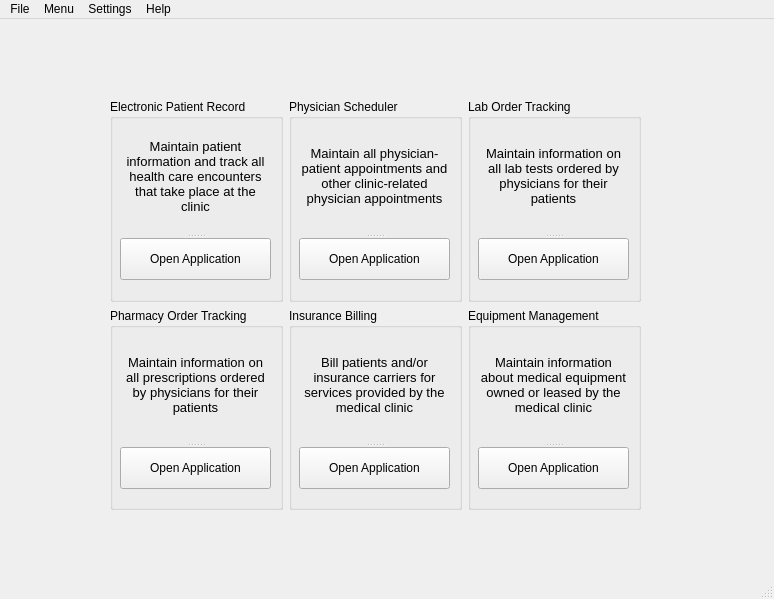
CS532-Marlboro-Health-Tracker/Cigya, file cigya/ui/main.ui: the form before one commit.
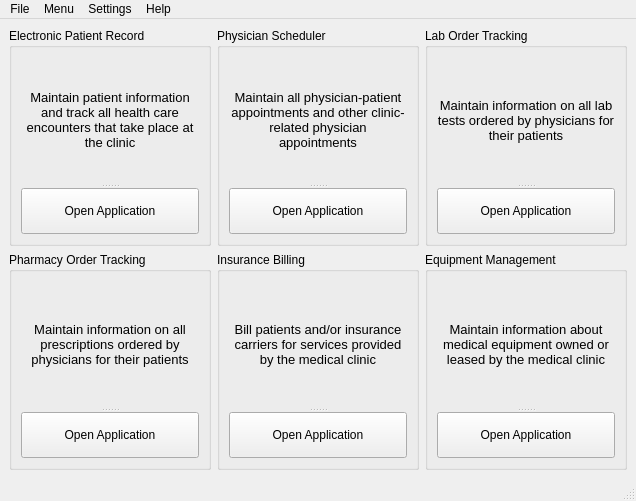
The form after the commit.

Patch:
```diff
--- a/cigya/ui/main.ui
+++ b/cigya/ui/main.ui
@@ -6,8 +6,8 @@
    <rect>
     <x>0</x>
     <y>0</y>
-    <width>774</width>
-    <height>599</height>
+    <width>636</width>
+    <height>501</height>
    </rect>
   </property>
   <property name="windowTitle">
@@ -20,223 +20,217 @@
    <property name="autoFillBackground">
     <bool>false</bool>
    </property>
-   <widget class="QWidget" name="layoutWidget">
-    <property name="geometry">
-     <rect>
-      <x>110</x>
-      <y>80</y>
-      <width>531</width>
-      <height>411</height>
-     </rect>
-    </property>
-    <layout class="QGridLayout" name="gridLayout">
-     <item row="0" column="0">
-      <widget class="QGroupBox" name="groupBox">
-       <property name="title">
-        <string>Electronic Patient Record</string>
-       </property>
-       <widget class="QSplitter" name="splitter">
-        <property name="geometry">
-         <rect>
-          <x>10</x>
-          <y>20</y>
-          <width>151</width>
-          <height>161</height>
-         </rect>
+   <layout class="QGridLayout" name="gridLayout_2">
+    <item row="0" column="0">
+     <layout class="QGridLayout" name="gridLayout" columnstretch="0,0,0,0,0" rowminimumheight="200,200" columnminimumwidth="0,175,0,175,175">
+      <item row="1" column="1">
+       <widget class="QGroupBox" name="groupBox_6">
+        <property name="title">
+         <string>Pharmacy Order Tracking</string>
         </property>
-        <property name="orientation">
-         <enum>Qt::Vertical</enum>
-        </property>
-        <widget class="QLabel" name="label">
-         <property name="text">
-          <string>&lt;html&gt;&lt;head/&gt;&lt;body&gt;&lt;p align=&quot;center&quot;&gt;&lt;span style=&quot; font-family:'Times New Roman'; font-size:10pt; color:#000000; background-color:transparent;&quot;&gt;Maintain patient information and track all health care encounters that take place at the clinic&lt;/span&gt;&lt;/p&gt;&lt;/body&gt;&lt;/html&gt;</string>
-         </property>
-         <property name="wordWrap">
-          <bool>true</bool>
-         </property>
-        </widget>
-        <widget class="QPushButton" name="pushButton">
-         <property name="text">
-          <string>Open Application</string>
-         </property>
-        </widget>
+        <layout class="QVBoxLayout" name="verticalLayout_2">
+         <item>
+          <widget class="QSplitter" name="splitter_7">
+           <property name="orientation">
+            <enum>Qt::Vertical</enum>
+           </property>
+           <widget class="QLabel" name="label_7">
+            <property name="text">
+             <string>&lt;html&gt;&lt;head/&gt;&lt;body&gt;&lt;p align=&quot;center&quot;&gt;&lt;span style=&quot; font-family:'Times New Roman'; font-size:10pt; color:#000000; background-color:transparent;&quot;&gt;Maintain information on all prescriptions ordered by physicians for their patients&lt;/span&gt;&lt;/p&gt;&lt;/body&gt;&lt;/html&gt;</string>
+            </property>
+            <property name="wordWrap">
+             <bool>true</bool>
+            </property>
+           </widget>
+           <widget class="QPushButton" name="pushButton_7">
+            <property name="text">
+             <string>Open Application</string>
+            </property>
+           </widget>
+          </widget>
+         </item>
+        </layout>
        </widget>
-      </widget>
-     </item>
-     <item row="0" column="1">
-      <widget class="QGroupBox" name="groupBox_2">
-       <property name="title">
-        <string>Physician Scheduler</string>
-       </property>
-       <widget class="QSplitter" name="splitter_2">
-        <property name="geometry">
-         <rect>
-          <x>10</x>
-          <y>20</y>
-          <width>151</width>
-          <height>161</height>
-         </rect>
+      </item>
+      <item row="1" column="4">
+       <widget class="QGroupBox" name="groupBox_4">
+        <property name="title">
+         <string>Equipment Management</string>
         </property>
-        <property name="orientation">
-         <enum>Qt::Vertical</enum>
-        </property>
-        <widget class="QLabel" name="label_2">
-         <property name="text">
-          <string>&lt;html&gt;&lt;head/&gt;&lt;body&gt;&lt;p align=&quot;center&quot;&gt;&lt;span style=&quot; font-family:'Times New Roman'; font-size:10pt; color:#000000; background-color:transparent;&quot;&gt;Maintain all physician-patient appointments and other clinic-related physician appointments&lt;/span&gt;&lt;/p&gt;&lt;/body&gt;&lt;/html&gt;</string>
-         </property>
-         <property name="wordWrap">
-          <bool>true</bool>
-         </property>
-        </widget>
-        <widget class="QPushButton" name="pushButton_2">
-         <property name="text">
-          <string>Open Application</string>
-         </property>
-        </widget>
+        <layout class="QVBoxLayout" name="verticalLayout_5">
+         <item>
+          <widget class="QSplitter" name="splitter_4">
+           <property name="orientation">
+            <enum>Qt::Vertical</enum>
+           </property>
+           <widget class="QLabel" name="label_4">
+            <property name="text">
+             <string>&lt;html&gt;&lt;head/&gt;&lt;body&gt;&lt;p align=&quot;center&quot;&gt;&lt;span style=&quot; font-family:'Times New Roman'; font-size:10pt; color:#000000; background-color:transparent;&quot;&gt;Maintain information about medical equipment owned or leased by the medical clinic&lt;/span&gt;&lt;/p&gt;&lt;/body&gt;&lt;/html&gt;</string>
+            </property>
+            <property name="wordWrap">
+             <bool>true</bool>
+            </property>
+           </widget>
+           <widget class="QPushButton" name="pushButton_4">
+            <property name="text">
+             <string>Open Application</string>
+            </property>
+           </widget>
+          </widget>
+         </item>
+        </layout>
        </widget>
-      </widget>
-     </item>
-     <item row="0" column="2">
-      <widget class="QGroupBox" name="groupBox_3">
-       <property name="title">
-        <string>Lab Order Tracking</string>
-       </property>
-       <widget class="QSplitter" name="splitter_3">
-        <property name="geometry">
-         <rect>
-          <x>10</x>
-          <y>20</y>
-          <width>151</width>
-          <height>161</height>
-         </rect>
+      </item>
+      <item row="0" column="4">
+       <widget class="QGroupBox" name="groupBox_3">
+        <property name="title">
+         <string>Lab Order Tracking</string>
         </property>
-        <property name="orientation">
-         <enum>Qt::Vertical</enum>
-        </property>
-        <widget class="QLabel" name="label_3">
-         <property name="text">
-          <string>&lt;html&gt;&lt;head/&gt;&lt;body&gt;&lt;p align=&quot;center&quot;&gt;&lt;span style=&quot; font-family:'Times New Roman'; font-size:10pt; color:#000000; background-color:transparent;&quot;&gt;Maintain information on all lab tests ordered by physicians for their patients&lt;/span&gt;&lt;/p&gt;&lt;/body&gt;&lt;/html&gt;</string>
-         </property>
-         <property name="wordWrap">
-          <bool>true</bool>
-         </property>
-        </widget>
-        <widget class="QPushButton" name="pushButton_3">
-         <property name="text">
-          <string>Open Application</string>
-         </property>
-        </widget>
+        <layout class="QVBoxLayout" name="verticalLayout_4">
+         <item>
+          <widget class="QSplitter" name="splitter_3">
+           <property name="orientation">
+            <enum>Qt::Vertical</enum>
+           </property>
+           <widget class="QLabel" name="label_3">
+            <property name="text">
+             <string>&lt;html&gt;&lt;head/&gt;&lt;body&gt;&lt;p align=&quot;center&quot;&gt;&lt;span style=&quot; font-family:'Times New Roman'; font-size:10pt; color:#000000; background-color:transparent;&quot;&gt;Maintain information on all lab tests ordered by physicians for their patients&lt;/span&gt;&lt;/p&gt;&lt;/body&gt;&lt;/html&gt;</string>
+            </property>
+            <property name="wordWrap">
+             <bool>true</bool>
+            </property>
+           </widget>
+           <widget class="QPushButton" name="pushButton_3">
+            <property name="text">
+             <string>Open Application</string>
+            </property>
+           </widget>
+          </widget>
+         </item>
+        </layout>
        </widget>
-      </widget>
-     </item>
-     <item row="1" column="0">
-      <widget class="QGroupBox" name="groupBox_6">
-       <property name="title">
-        <string>Pharmacy Order Tracking</string>
-       </property>
-       <widget class="QSplitter" name="splitter_7">
-        <property name="geometry">
-         <rect>
-          <x>10</x>
-          <y>20</y>
-          <width>151</width>
-          <height>161</height>
-         </rect>
+      </item>
+      <item row="1" column="3">
+       <widget class="QGroupBox" name="groupBox_5">
+        <property name="title">
+         <string>Insurance Billing</string>
         </property>
-        <property name="orientation">
-         <enum>Qt::Vertical</enum>
-        </property>
-        <widget class="QLabel" name="label_7">
-         <property name="text">
-          <string>&lt;html&gt;&lt;head/&gt;&lt;body&gt;&lt;p align=&quot;center&quot;&gt;&lt;span style=&quot; font-family:'Times New Roman'; font-size:10pt; color:#000000; background-color:transparent;&quot;&gt;Maintain information on all prescriptions ordered by physicians for their patients&lt;/span&gt;&lt;/p&gt;&lt;/body&gt;&lt;/html&gt;</string>
-         </property>
-         <property name="wordWrap">
-          <bool>true</bool>
-         </property>
-        </widget>
-        <widget class="QPushButton" name="pushButton_7">
-         <property name="text">
-          <string>Open Application</string>
-         </property>
-        </widget>
+        <layout class="QVBoxLayout" name="verticalLayout_6">
+         <item>
+          <widget class="QSplitter" name="splitter_6">
+           <property name="orientation">
+            <enum>Qt::Vertical</enum>
+           </property>
+           <widget class="QLabel" name="label_6">
+            <property name="text">
+             <string>&lt;html&gt;&lt;head/&gt;&lt;body&gt;&lt;p align=&quot;center&quot;&gt;&lt;span style=&quot; font-family:'Times New Roman'; font-size:10pt; color:#000000; background-color:transparent;&quot;&gt;Bill patients and/or insurance carriers for services provided by the medical clinic&lt;/span&gt;&lt;/p&gt;&lt;/body&gt;&lt;/html&gt;</string>
+            </property>
+            <property name="wordWrap">
+             <bool>true</bool>
+            </property>
+           </widget>
+           <widget class="QPushButton" name="pushButton_6">
+            <property name="text">
+             <string>Open Application</string>
+            </property>
+           </widget>
+          </widget>
+         </item>
+        </layout>
        </widget>
-      </widget>
-     </item>
-     <item row="1" column="1">
-      <widget class="QGroupBox" name="groupBox_5">
-       <property name="title">
-        <string>Insurance Billing</string>
-       </property>
-       <widget class="QSplitter" name="splitter_6">
-        <property name="geometry">
-         <rect>
-          <x>10</x>
-          <y>20</y>
-          <width>151</width>
-          <height>161</height>
-         </rect>
+      </item>
+      <item row="0" column="1">
+       <widget class="QGroupBox" name="groupBox">
+        <property name="title">
+         <string>Electronic Patient Record</string>
         </property>
-        <property name="orientation">
-         <enum>Qt::Vertical</enum>
-        </property>
-        <widget class="QLabel" name="label_6">
-         <property name="text">
-          <string>&lt;html&gt;&lt;head/&gt;&lt;body&gt;&lt;p align=&quot;center&quot;&gt;&lt;span style=&quot; font-family:'Times New Roman'; font-size:10pt; color:#000000; background-color:transparent;&quot;&gt;Bill patients and/or insurance carriers for services provided by the medical clinic&lt;/span&gt;&lt;/p&gt;&lt;/body&gt;&lt;/html&gt;</string>
-         </property>
-         <property name="wordWrap">
-          <bool>true</bool>
-         </property>
-        </widget>
-        <widget class="QPushButton" name="pushButton_6">
-         <property name="text">
-          <string>Open Application</string>
-         </property>
-        </widget>
+        <layout class="QVBoxLayout" name="verticalLayout">
+         <item>
+          <widget class="QSplitter" name="splitter">
+           <property name="orientation">
+            <enum>Qt::Vertical</enum>
+           </property>
+           <widget class="QLabel" name="label">
+            <property name="text">
+             <string>&lt;html&gt;&lt;head/&gt;&lt;body&gt;&lt;p align=&quot;center&quot;&gt;&lt;span style=&quot; font-family:'Times New Roman'; font-size:10pt; color:#000000; background-color:transparent;&quot;&gt;Maintain patient information and track all health care encounters that take place at the clinic&lt;/span&gt;&lt;/p&gt;&lt;/body&gt;&lt;/html&gt;</string>
+            </property>
+            <property name="wordWrap">
+             <bool>true</bool>
+            </property>
+           </widget>
+           <widget class="QPushButton" name="pushButton">
+            <property name="sizePolicy">
+             <sizepolicy hsizetype="Minimum" vsizetype="Preferred">
+              <horstretch>0</horstretch>
+              <verstretch>0</verstretch>
+             </sizepolicy>
+            </property>
+            <property name="text">
+             <string>Open Application</string>
+            </property>
+           </widget>
+          </widget>
+         </item>
+        </layout>
        </widget>
-      </widget>
-     </item>
-     <item row="1" column="2">
-      <widget class="QGroupBox" name="groupBox_4">
-       <property name="title">
-        <string>Equipment Management</string>
-       </property>
-       <widget class="QSplitter" name="splitter_4">
-        <property name="geometry">
-         <rect>
-          <x>10</x>
-          <y>20</y>
-          <width>151</width>
-          <height>161</height>
-         </rect>
+      </item>
+      <item row="0" column="3">
+       <widget class="QGroupBox" name="groupBox_2">
+        <property name="sizePolicy">
+         <sizepolicy hsizetype="Preferred" vsizetype="Preferred">
+          <horstretch>0</horstretch>
+          <verstretch>0</verstretch>
+         </sizepolicy>
         </property>
-        <property name="orientation">
-         <enum>Qt::Vertical</enum>
+        <property name="minimumSize">
+         <size>
+          <width>0</width>
+          <height>0</height>
+         </size>
         </property>
-        <widget class="QLabel" name="label_4">
-         <property name="text">
-          <string>&lt;html&gt;&lt;head/&gt;&lt;body&gt;&lt;p align=&quot;center&quot;&gt;&lt;span style=&quot; font-family:'Times New Roman'; font-size:10pt; color:#000000; background-color:transparent;&quot;&gt;Maintain information about medical equipment owned or leased by the medical clinic&lt;/span&gt;&lt;/p&gt;&lt;/body&gt;&lt;/html&gt;</string>
-         </property>
-         <property name="wordWrap">
-          <bool>true</bool>
-         </property>
-        </widget>
-        <widget class="QPushButton" name="pushButton_4">
-         <property name="text">
-          <string>Open Application</string>
-         </property>
-        </widget>
+        <property name="title">
+         <string>Physician Scheduler</string>
+        </property>
+        <layout class="QVBoxLayout" name="verticalLayout_3">
+         <item>
+          <widget class="QSplitter" name="splitter_2">
+           <property name="orientation">
+            <enum>Qt::Vertical</enum>
+           </property>
+           <widget class="QLabel" name="label_2">
+            <property name="text">
+             <string>&lt;html&gt;&lt;head/&gt;&lt;body&gt;&lt;p align=&quot;center&quot;&gt;&lt;span style=&quot; font-family:'Times New Roman'; font-size:10pt; color:#000000; background-color:transparent;&quot;&gt;Maintain all physician-patient appointments and other clinic-related physician appointments&lt;/span&gt;&lt;/p&gt;&lt;/body&gt;&lt;/html&gt;</string>
+            </property>
+            <property name="wordWrap">
+             <bool>true</bool>
+            </property>
+           </widget>
+           <widget class="QPushButton" name="pushButton_2">
+            <property name="sizePolicy">
+             <sizepolicy hsizetype="Minimum" vsizetype="Preferred">
+              <horstretch>0</horstretch>
+              <verstretch>0</verstretch>
+             </sizepolicy>
+            </property>
+            <property name="text">
+             <string>Open Application</string>
+            </property>
+           </widget>
+          </widget>
+         </item>
+        </layout>
        </widget>
-      </widget>
-     </item>
-    </layout>
-   </widget>
+      </item>
+     </layout>
+    </item>
+   </layout>
   </widget>
   <widget class="QMenuBar" name="menubar">
    <property name="geometry">
     <rect>
      <x>0</x>
      <y>0</y>
-     <width>774</width>
+     <width>636</width>
      <height>21</height>
     </rect>
    </property>
```
